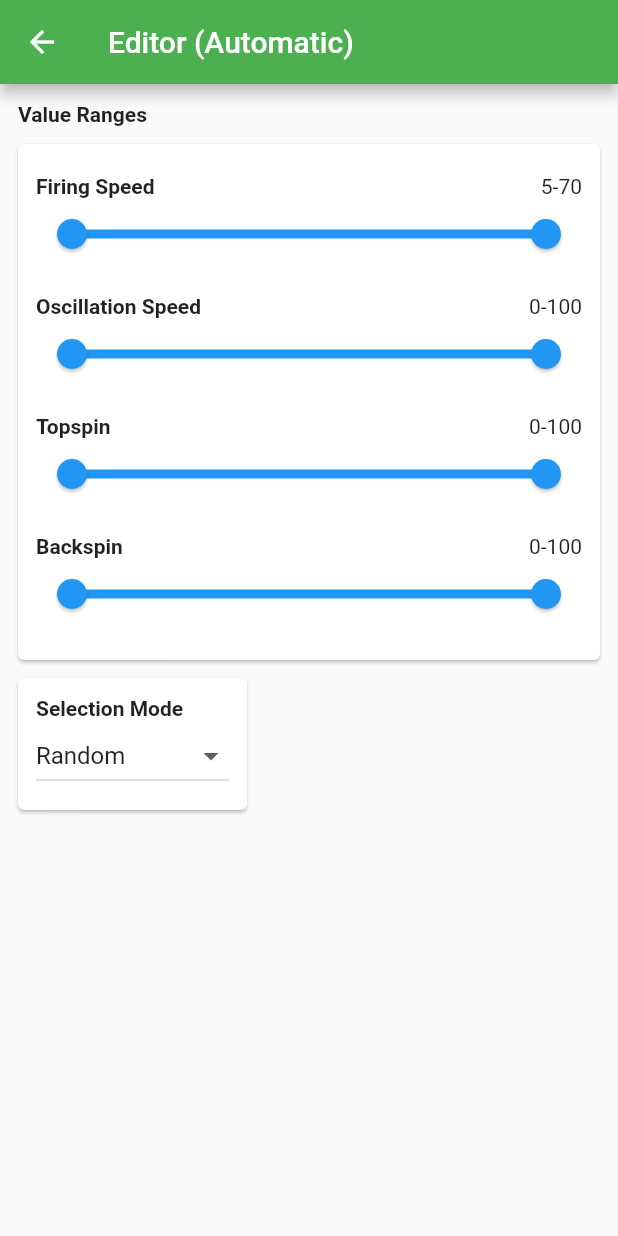
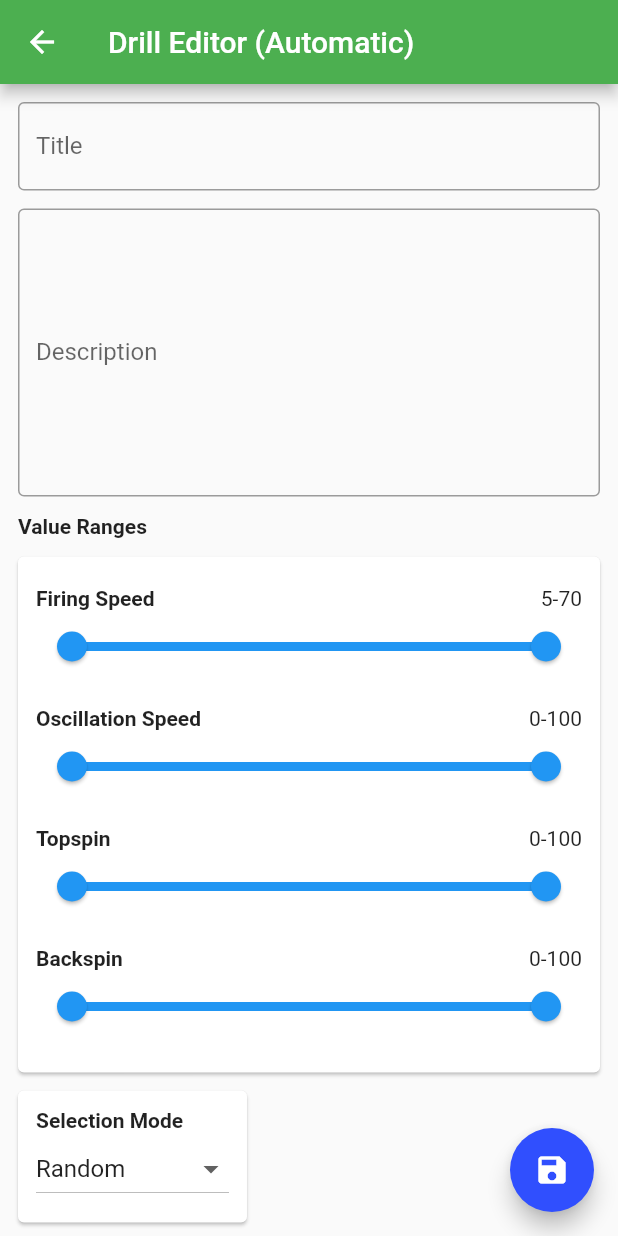
Before and after one commit to kil0meters/pingpong, a Flutter app: the DrillEditorAutomatic screen opened directly, on a phone screen of 412 x 824 dp. Run offline on Flutter 3.47's test engine with Material 2 defaults, Android fonts, the phone set to English and light mode, and no system bars; our stand-ins replace carousel_slider, dotted_border, expandable; missing offline and left inert: morpheus.

Commit message:
Make automatic editor consistent with manual one

```diff
--- a/lib/drill_editor.dart
+++ b/lib/drill_editor.dart
@@ -12,12 +12,35 @@ class DrillEditorAutomatic extends StatelessWidget {
   Widget build(BuildContext context) {
     return Scaffold(
       appBar: AppBar(
-        title: Text('Editor (Automatic)'),
+        title: Text('Drill Editor (Automatic)'),
         backgroundColor: Colors.green,
       ),
-      body: Column(
+      body: SingleChildScrollView(
+        child: Column(
           crossAxisAlignment: CrossAxisAlignment.start,
           children: <Widget>[
+            Padding(
+              padding: EdgeInsets.fromLTRB(12, 12, 12, 0),
+              child: Column(
+                children: <Widget>[
+                  TextField(
+                    decoration: InputDecoration(
+                      border: OutlineInputBorder(),
+                      labelText: 'Title',
+                    ),
+                  ),
+                  SizedBox(height: 12), //
+                  TextField(
+                    keyboardType: TextInputType.multiline,
+                    maxLines: 8,
+                    decoration: InputDecoration(
+                      border: OutlineInputBorder(),
+                      labelText: 'Description',
+                    ),
+                  ),
+                ],
+              ),
+            ),
             Container(
               margin: EdgeInsets.fromLTRB(12, 12, 12, 0),
               child: Text(
@@ -73,6 +96,12 @@ class DrillEditorAutomatic extends StatelessWidget {
               ),
             ),
           ],
+        ),
+      ),
+      floatingActionButton: FloatingActionButton(
+        child: Icon(Icons.save),
+        backgroundColor: globals.accentColor,
+        onPressed: () {},
       ),
     );
   }
```
Lines whose indentation alone changed are shown as unchanged.
